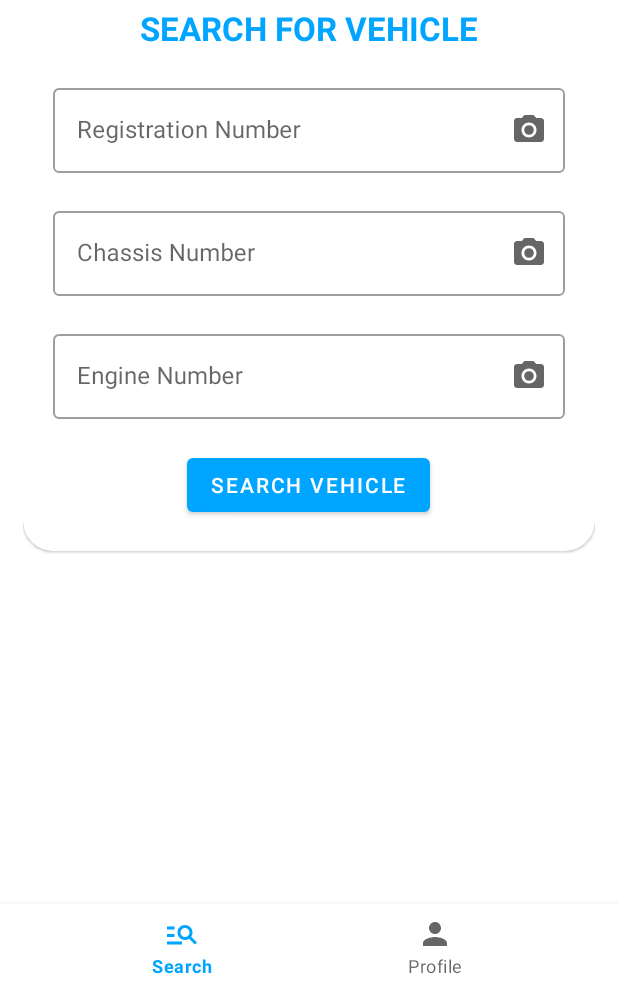
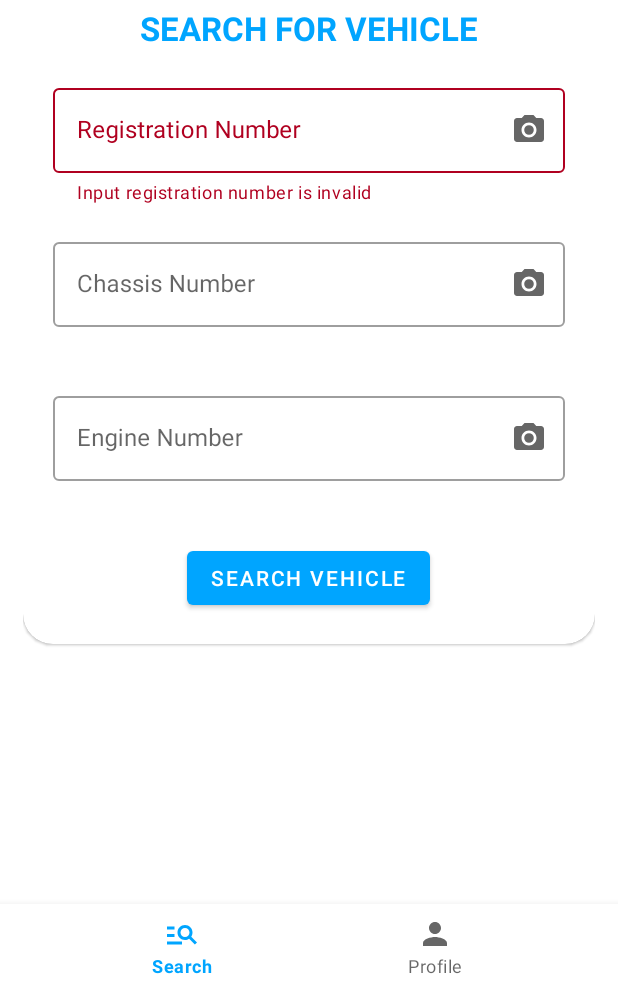
Before and after one commit to akshatkverma/Smart-Naka, an Android app: the screen it shows after launch once a user with an empty profile is signed in (MainActivity), after a tap on "SEARCH VEHICLE", on a phone screen of 412 x 824 dp, the part 248-1236 px from its top. Run offline under Robolectric (Android 15) with nearby library versions, the light colour scheme and no system bars; our stand-ins replace Firebase (no records; nobody signed in at launch, a user with empty details on screens opened directly); libraries missing offline, so code that uses them is left out: com.chaquo.python, com.google.mlkit.vision; 1 statement that could not run was skipped.

Commit message:
Implemented checks for data fields

```diff
--- a/app/src/main/java/ethos/lifetime/smartnaka/fragments/SearchFragment.kt
+++ b/app/src/main/java/ethos/lifetime/smartnaka/fragments/SearchFragment.kt
@@ -64,6 +64,10 @@ class SearchFragment : Fragment() {
             val regNumber = binding.layoutSearchFile.registrationNumber.text.toString()
             val engineNum = binding.layoutSearchFile.engineNumber.text.toString()
             val chassisNum = binding.layoutSearchFile.chassisNumber.text.toString()
+            if(!isRegistrationNumber(regNumber))
+            {
+                binding.layoutSearchFile.textField1.error="Input registration number is invalid"
+            }
 
             val dao = VehiclesDao()
 
@@ -100,7 +104,23 @@ class SearchFragment : Fragment() {
             Toast.makeText(requireContext(), "Error Occured : $e", Toast.LENGTH_LONG).show()
         }
     }
-
+    private fun isRegistrationNumber(text: String) :Boolean
+    {
+        /*
+* wb 72 C 4543
+* wb 72 ch 2455
+* 01 23 45 6789
+* */
+        var temp = mutableListOf<Char>()
+        for( char in text){
+            if(char!='-'&&char!=' ') temp.add(char)
+        }
+        val size=temp.size
+        if(size>8 && size<12){
+            if(!temp[0].isDigit()&&!temp[1].isDigit()&&temp[2].isDigit()&&temp[3].isDigit()&&!temp[4].isDigit()&&temp[size-1].isDigit()&&temp[size-2].isDigit()&&temp[size-3].isDigit()&&temp[size-4].isDigit()) return true
+        }
+        return false
+    }
     override fun onActivityResult(requestCode: Int, resultCode: Int, data: Intent?) {
         super.onActivityResult(requestCode, resultCode, data)
         if (requestCode == REQUEST_IMAGE_CAPTURE && resultCode == Activity.RESULT_OK) {
@@ -122,6 +142,7 @@ class SearchFragment : Fragment() {
                 .addOnSuccessListener { visionText ->
                     Toast.makeText(requireContext(), visionText.text, Toast.LENGTH_LONG).show()
                     currentTextField?.setText(visionText.text)
+
                 }
                 .addOnFailureListener { e ->
                     // Task failed with an exception
--- a/app/src/main/res/layout/card_layout_search.xml
+++ b/app/src/main/res/layout/card_layout_search.xml
@@ -28,6 +28,8 @@
             app:endIconDrawable="@drawable/ic_camera"
             android:layout_width="match_parent"
             android:layout_height="wrap_content"
+            app:errorEnabled="true"
+            app:errorIconDrawable="@null"
             style="@style/Widget.MaterialComponents.TextInputLayout.OutlinedBox"
             android:hint="Registration Number">
 
@@ -48,6 +50,8 @@
             android:layout_height="wrap_content"
             app:endIconMode="custom"
             app:endIconDrawable="@drawable/ic_camera"
+            app:errorEnabled="true"
+            app:errorIconDrawable="@null"
             android:hint="Chassis Number">
 
             <com.google.android.material.textfield.TextInputEditText
@@ -66,7 +70,9 @@
             android:layout_width="match_parent"
             android:layout_height="wrap_content"
             app:endIconMode="custom"
+            app:errorEnabled="true"
             app:endIconDrawable="@drawable/ic_camera"
+            app:errorIconDrawable="@null"
             android:hint="Engine Number">
 
             <com.google.android.material.textfield.TextInputEditText
```
